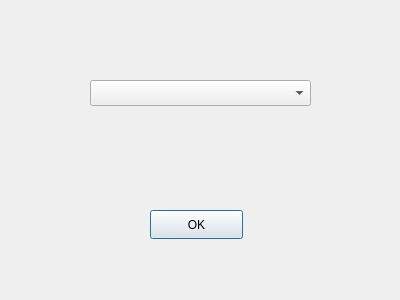
Above: selectprofile.ui from tvb2/expenses before the change. Below: the same form after it.
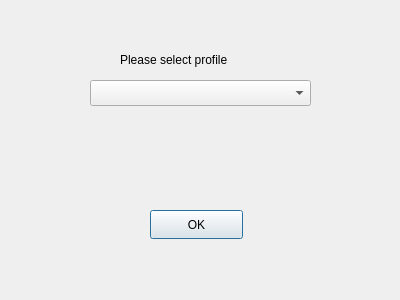
That is the form after the change.

Commit message: MainWindow NonReg checkbox logic

```diff
--- a/selectprofile.ui
+++ b/selectprofile.ui
@@ -36,6 +36,19 @@
     <string>OK</string>
    </property>
   </widget>
+  <widget class="QLabel" name="label">
+   <property name="geometry">
+    <rect>
+     <x>120</x>
+     <y>50</y>
+     <width>161</width>
+     <height>20</height>
+    </rect>
+   </property>
+   <property name="text">
+    <string>Please select profile</string>
+   </property>
+  </widget>
  </widget>
  <resources/>
  <connections/>
```
The commit also changes 6 other files.
